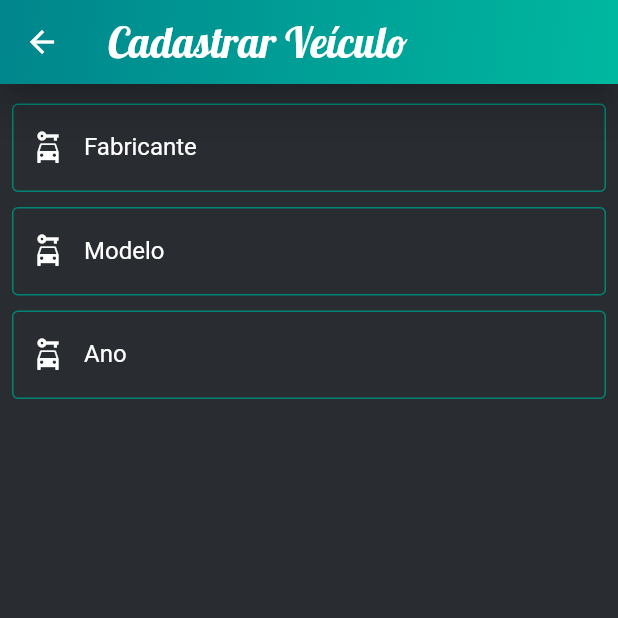
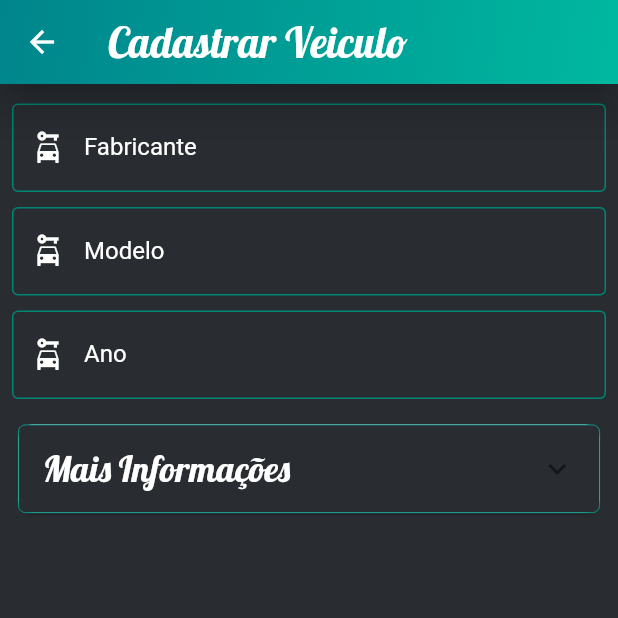
Before and after one commit to Anthonydj08/Concessionaria-Flutter, a Flutter app: the CadastrarVeiculo screen opened by its route, on a phone screen of 412 x 824 dp, the top half of it. Run offline on Flutter 3.47's test engine with Material 2 defaults, Android fonts, the phone set to English and light mode, and no system bars; our stand-ins replace carousel_slider, google_fonts.

Commit message:
Ultimas modificacoes

```diff
--- /dev/null
+++ b/concessionaria_flutter/lib/model/veiculo/VeiculoModel.dart
@@ -0,0 +1,31 @@
+class VeiculoModel {
+  int id;
+  String fabricante;
+  String modelo;
+  String ano;
+  bool vidrosEletricos;
+
+  VeiculoModel(
+      {this.id,
+      this.fabricante,
+      this.modelo,
+      this.ano,
+      this.vidrosEletricos = false});
+
+  VeiculoModel.fromMap(Map<String, dynamic> veiculo)
+      : id = veiculo['id'],
+        fabricante = veiculo['fabricante'],
+        modelo = veiculo['modelo'],
+        ano = veiculo['ano'],
+        vidrosEletricos = veiculo['vidrosEletricos'];
+
+  Map<String, Object> toMap() {
+    return {
+      'id': id,
+      'fabricante': fabricante,
+      'modelo': modelo,
+      'ano': ano,
+      'vidrosEletricos': vidrosEletricos,
+    };
+  }
+}
--- a/concessionaria_flutter/lib/routes.dart
+++ b/concessionaria_flutter/lib/routes.dart
@@ -1,4 +1,5 @@
-import 'package:concessionaria_flutter/veiculo/create/Cadastrar_Veiculo.dart';
+import 'package:concessionaria_flutter/veiculo/Cadastrar_Veiculo.dart';
+import 'package:concessionaria_flutter/veiculo/Listar_Veiculo.dart';
 import 'package:concessionaria_flutter/welcome/welcome.dart';
 import 'package:flutter/material.dart';
 import 'home/Home.dart';
@@ -12,8 +13,9 @@ class Routes extends StatelessWidget {
       initialRoute: '/',
       routes: {
         '/': (context) => Welcome(),
-        '/Home': (context) => Home(),
+        '/home': (context) => Home(),
         '/cadastrarVeiculo': (context) => CadastrarVeiculo(),
+        '/listarVeiculo': (context) => ListarVeiculo(),
       },
     );
   }
--- a/concessionaria_flutter/lib/side_bar/Side_Menu.dart
+++ b/concessionaria_flutter/lib/side_bar/Side_Menu.dart
@@ -49,8 +49,7 @@ Widget sideBar(context) {
               ),
             ),
           ),
-          itemSideMenu(context, 'Cadastrar Veículo', '/cadastrarVeiculo'),
-          itemSideMenu(context, 'Veículos', '/'),
+          itemSideMenu(context, 'Veículos', '/listarVeiculo'),
           itemSideMenu(context, 'Pós Venda', '/'),
           itemSideMenu(context, 'Manuteção', '/'),
           itemSideMenu(context, 'peças', '/'),
--- /dev/null
+++ b/concessionaria_flutter/lib/veiculo/Cadastrar_Veiculo.dart
@@ -0,0 +1,51 @@
+import 'package:concessionaria_flutter/model/veiculo/VeiculoModel.dart';
+import 'package:concessionaria_flutter/veiculo/components/Accordeon.dart';
+import 'package:concessionaria_flutter/veiculo/components/App_Bar.dart';
+import 'package:concessionaria_flutter/veiculo/components/Veiculo_Form.dart';
+import 'package:flutter/material.dart';
+
+class CadastrarVeiculo extends StatefulWidget {
+  final VeiculoModel veiculo;
+
+  const CadastrarVeiculo({Key key, this.veiculo}) : super(key: key);
+
+  @override
+  _CadastrarVeiculoState createState() => _CadastrarVeiculoState();
+}
+
+class _CadastrarVeiculoState extends State<CadastrarVeiculo> {
+  @override
+  Widget build(BuildContext context) {
+    return Scaffold(
+      appBar: iconBar('Cadastrar Veiculo', '/listarVeiculo', context),
+      body: Container(
+        height: MediaQuery.of(context).size.height,
+        color: Color.fromARGB(255, 41, 45, 50),
+        child: Container(
+          width: MediaQuery.of(context).size.height,
+          child: Form(
+            child: Padding(
+              padding: const EdgeInsets.all(8.0),
+              child: SingleChildScrollView(
+                child: Column(
+                  children: [
+                    textField(
+                      'Fabricante',
+                    ),
+                    textField(
+                      'Modelo',
+                    ),
+                    textField(
+                      'Ano',
+                    ),
+                    botaoAccordeon(widget.veiculo),
+                  ],
+                ),
+              ),
+            ),
+          ),
+        ),
+      ),
+    );
+  }
+}
--- a/concessionaria_flutter/lib/veiculo/components/Accordeon.dart
+++ b/concessionaria_flutter/lib/veiculo/components/Accordeon.dart
@@ -1,10 +1,9 @@
-// import 'package:concessionaria_flutter/model/veiculo/Veiculo.dart';
-// import 'package:concessionaria_flutter/veiculo/components/Check_Box.dart';
-import 'package:concessionaria_flutter/model/veiculo/Veiculo_Model.dart';
+import 'package:concessionaria_flutter/model/veiculo/VeiculoModel.dart';
+// import 'package:concessionaria_flutter/veiculo/components/Check_box.dart';
 import 'package:flutter/material.dart';
 import 'package:google_fonts/google_fonts.dart';
 
-Widget botaoAccordeon(Veiculo veiculo) {
+Widget botaoAccordeon(VeiculoModel veiculo) {
   return Padding(
     padding: const EdgeInsets.symmetric(vertical: 8.0),
     child: Card(
@@ -24,16 +23,7 @@ Widget botaoAccordeon(Veiculo veiculo) {
                 )
                 // ),
                 ),
-            child: buildText(veiculo),
-          ),
-        ),
-      ),
-    ),
-  );
-}
-
-Widget buildText(Veiculo veiculo) {
-  return ExpansionTile(
+            child: ExpansionTile(
               title: Text(
                 'Mais Informações',
                 style: GoogleFonts.lobster(fontSize: 24, color: Colors.white),
@@ -47,12 +37,17 @@ Widget buildText(Veiculo veiculo) {
                   ),
                 ),
               ],
+            ),
+          ),
+        ),
+      ),
+    ),
   );
 }
 
-bool value = false;
+Widget subBotaoExpansivo(texto, veiculo) {
+  // final List<VeiculoModel> itens = [veiculo];
 
-Widget subBotaoExpansivo(texto, Veiculo veiculo) {
   return ExpansionTile(
     title: Text(
       texto,
@@ -63,11 +58,20 @@ Widget subBotaoExpansivo(texto, Veiculo veiculo) {
       ),
     ),
     children: [
-      Column(
+      Expanded(
+        child: Column(
           children: [
-          // CheckBoxInListView('airbag Motorista', veiculo.airbagMotorista),
-          // CheckBoxInListView('airbag Passageiro', veiculo.airbagPassageiro),
+            // ListView.builder(
+            //   itemCount: itens.length,
+            //   itemBuilder: (_, int index) {
+            //     return CheckBoxWidget(
+            //       veiculo: itens[index],
+            //       texto: 'Sim ou não?',
+            //     );
+            //   },
+            // ),
           ],
+        ),
       ),
     ],
   );
--- a/concessionaria_flutter/lib/veiculo/components/App_Bar.dart
+++ b/concessionaria_flutter/lib/veiculo/components/App_Bar.dart
@@ -1,16 +1,16 @@
 import 'package:flutter/material.dart';
 import 'package:google_fonts/google_fonts.dart';
 
-Widget iconBar(context) {
+Widget iconBar(texto, rota, context) {
   return AppBar(
     title: Text(
-      'Cadastrar Veículo',
+      texto,
       style: GoogleFonts.lobster(fontSize: 28, color: Colors.white),
     ),
     leading: IconButton(
       icon: Icon(Icons.arrow_back),
       onPressed: () {
-        Navigator.of(context).pushNamed('/Home');
+        Navigator.of(context).pushNamed(rota);
       },
     ),
     elevation: 10,
--- /dev/null
+++ b/concessionaria_flutter/lib/veiculo/components/Check_box.dart
@@ -0,0 +1,27 @@
+import 'package:concessionaria_flutter/model/veiculo/VeiculoModel.dart';
+import 'package:flutter/material.dart';
+
+class CheckBoxWidget extends StatefulWidget {
+  final VeiculoModel veiculo;
+  final String texto;
+
+  CheckBoxWidget({Key key, this.veiculo, this.texto}) : super(key: key);
+
+  @override
+  _CheckBoxWidgetState createState() => _CheckBoxWidgetState();
+}
+
+class _CheckBoxWidgetState extends State<CheckBoxWidget> {
+  @override
+  Widget build(BuildContext context) {
+    return CheckboxListTile(
+      title: Text(widget.texto),
+      value: widget.veiculo.vidrosEletricos,
+      onChanged: (bool value) {
+        setState(() {
+          widget.veiculo.vidrosEletricos = value;
+        });
+      },
+    );
+  }
+}
--- a/concessionaria_flutter/lib/welcome/components/body.dart
+++ b/concessionaria_flutter/lib/welcome/components/body.dart
@@ -19,7 +19,7 @@ class Body extends StatelessWidget {
           IconButton(
               icon: Icon(Icons.navigate_next),
               onPressed: () {
-                Navigator.of(context).pushNamed('/Home');
+                Navigator.of(context).pushNamed('/home');
               })
         ],
       ),
```
Also changed, not shown: concessionaria_flutter/lib/home/components/Scroll_View_Horizontal.dart (+41 -16 lines), concessionaria_flutter/lib/model/veiculo/Veiculo_Model.dart (deleted, +0 -23 lines), concessionaria_flutter/lib/veiculo/Listar_Veiculo.dart (renamed from concessionaria_flutter/lib/veiculo/create/Cadastrar_Veiculo.dart, +15 -17 lines), concessionaria_flutter/lib/veiculo/components/List_View.dart (deleted, +0 -20 lines), concessionaria_flutter/lib/veiculo/Atualizar_Veiculo.dart (added), concessionaria_flutter/lib/veiculo/Deletar_Veiculo.dart (added), concessionaria_flutter/lib/veiculo/delete/Deletar_Veiculo.dart (deleted), concessionaria_flutter/lib/veiculo/update/Atualizar_Veiculo.dart (deleted). Lines whose indentation alone changed are shown as unchanged.
